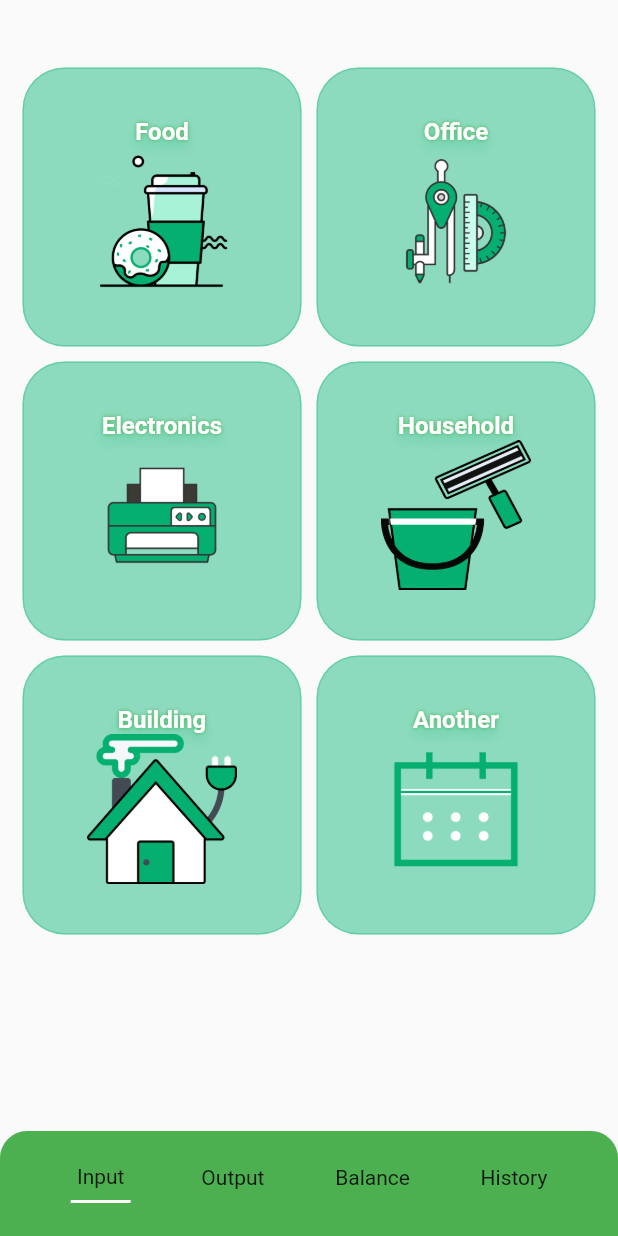
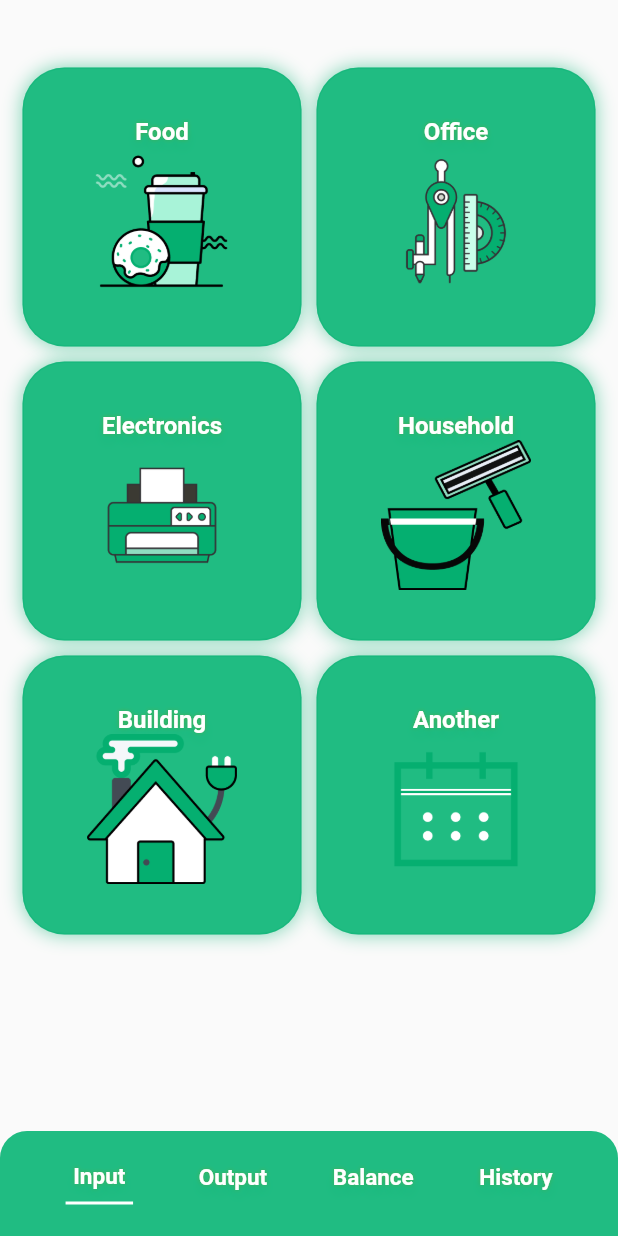
Before and after one commit to ibroxim4163/pdp_project, a Flutter app: the PageBuilder screen opened directly, on a phone screen of 412 x 824 dp. Run offline on Flutter 3.47's test engine with Material 2 defaults, Android fonts, the phone set to English and light mode, and no system bars.

```diff
--- a/lib/data/constants/app_icons.dart
+++ b/lib/data/constants/app_icons.dart
@@ -0,0 +1,10 @@
+class AppIcons {
+  static const cardIcons_1 = "assets/icons/food.png";
+  static const cardIcons_2 = "assets/icons/konselyar.png";
+  static const cardIcons_3 = "assets/icons/electronic.png";
+  static const cardIcons_4 = "assets/icons/Xoztavar.png";
+  static const cardIcons_5 = "assets/icons/Stroyka.png";
+  static const cardIcons_6 = "assets/icons/calendar_svgrepo.png";
+  static const loop = "assets/icons/loop.png";
+  static const backgroundImages = "assets/images/Start .png";
+}
--- a/lib/presentation/input_screen/input_screen.dart
+++ b/lib/presentation/input_screen/input_screen.dart
@@ -1,4 +1,5 @@
 import 'package:flutter/material.dart';
+import 'package:pdp_project/data/constants/app_icons.dart';
 import 'package:pdp_project/presentation/input_screen/widget/custom_card.dart';
 
 class InputScreen extends StatefulWidget {
@@ -19,12 +20,12 @@
   ];
 
   List images = [
-    const AssetImage("assets/icons/food.png"),
-    const AssetImage("assets/icons/konselyar.png"),
-    const AssetImage("assets/icons/electronic.png"),
-    const AssetImage("assets/icons/Xoztavar.png"),
-    const AssetImage("assets/icons/Stroyka.png"),
-    const AssetImage("assets/icons/calendar_svgrepo.png")
+    AppIcons.cardIcons_1,
+    AppIcons.cardIcons_2,
+    AppIcons.cardIcons_3,
+    AppIcons.cardIcons_4,
+    AppIcons.cardIcons_5,
+    AppIcons.cardIcons_6,
   ];
 
   @override
--- a/lib/presentation/input_screen/widget/bottom_item.dart
+++ b/lib/presentation/input_screen/widget/bottom_item.dart
@@ -21,15 +21,32 @@
       child: Column(
         mainAxisAlignment: MainAxisAlignment.center,
         children: [
-          Text(label),
-          const SizedBox(
-            height: 8,
+          Text(
+            label,
+            style: Theme.of(context).textTheme.titleMedium!.copyWith(
+              color: Colors.white,
+              fontSize: 15,
+              fontWeight: FontWeight.w600,
+              shadows: [
+                const Shadow(
+                  color: Colors.green,
+                  blurRadius: 3,
+                  offset: Offset(0, 0),
+                ),
+                Shadow(
+                  color: const Color(0xFF05AF70).withOpacity(.3),
+                  blurRadius: 10,
+                  offset: const Offset(0, 5),
+                ),
+              ],
+            ),
           ),
+          const SizedBox(height: 8),
           currentPage == index
               ? Container(
                   color: Colors.white,
                   height: 2,
-                  width: 40,
+                  width: 45,
                 )
               : const SizedBox.shrink()
         ],
--- a/lib/presentation/input_screen/widget/custom_card.dart
+++ b/lib/presentation/input_screen/widget/custom_card.dart
@@ -8,7 +8,7 @@
     this.onPressed,
   });
 
-  final AssetImage images;
+  final String images;
   final String text;
   final Function()? onPressed;
 
@@ -22,11 +22,17 @@
         child: DecoratedBox(
           decoration: BoxDecoration(
             borderRadius: BorderRadius.circular(28),
-            color: const Color(0xFF20BC82).withOpacity(.5),
+            color: const Color(0xFF20BC82),
             border: Border.all(
               color: const Color(0xFF05AF70).withOpacity(.3),
               width: 1,
             ),
+            boxShadow:  [
+               BoxShadow(
+                color: const Color(0xFF05AF70).withOpacity(.5),
+                blurRadius: 10,
+              )
+            ],
           ),
           child: Column(
             mainAxisAlignment: MainAxisAlignment.center,
@@ -40,18 +46,18 @@
                     const Shadow(
                       color: Colors.green,
                       blurRadius: 3,
-                      offset:  Offset(0, 0),
+                      offset: Offset(0, 0),
                     ),
                     Shadow(
                       color: const Color(0xFF05AF70).withOpacity(.3),
                       blurRadius: 10,
-                      offset:  const Offset(0, 5),
+                      offset: const Offset(0, 5),
                     ),
                   ],
                 ),
               ),
               Image(
-                image: images,
+                image: AssetImage(images),
                 height: 100,
               ),
             ],
--- a/pubspec.yaml
+++ b/pubspec.yaml
@@ -25,3 +25,8 @@
   assets:
     - assets/images/
     - assets/icons/
+
+fonts:
+  - family: Inter-Regular
+    fonts:
+      - asset: assets/fonts/Inter-Regular.ttf
```
Also changed, not shown: lib/main.dart (+3 -5 lines), lib/presentation/output_screen/output_screen.dart (+106 -0 lines), lib/presentation/page_builder/page_builder.dart (+29 -19 lines), lib/presentation/sign_in_page/sign_in_screen.dart (+24 -0 lines), assets/fonts/Inter-Regular.ttf (added), assets/icons/loop.png (added).
